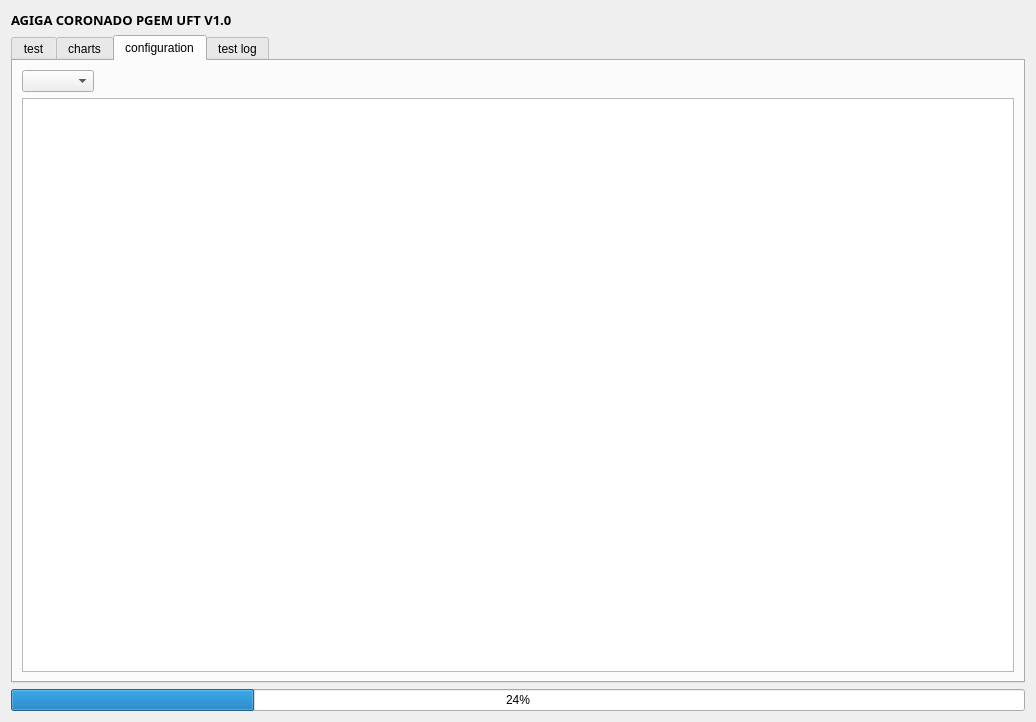
This is src/UFT_GUI/UFT_Ui.ui in fanmuzhi/UFT as Qt 5 draws it before an edit. The edited form follows.
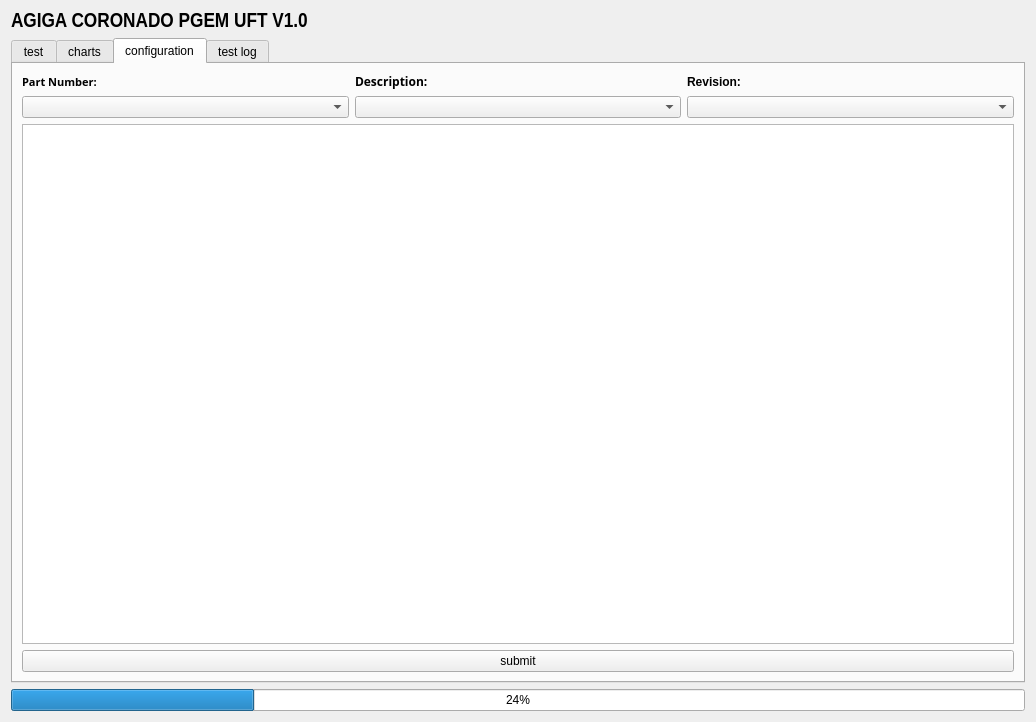
This is the edited form. The open tabs and pages were chosen to show the change. Custom widgets are drawn as their Qt base class.

```diff
--- a/src/UFT_GUI/UFT_Ui.ui
+++ b/src/UFT_GUI/UFT_Ui.ui
@@ -20,32 +20,23 @@
    <string>Form</string>
   </property>
   <layout class="QGridLayout" name="gridLayout">
-   <item row="0" column="0">
-    <widget class="QLabel" name="label">
-     <property name="font">
-      <font>
-       <family>Arial Unicode MS</family>
-       <pointsize>10</pointsize>
-       <weight>75</weight>
-       <bold>true</bold>
-       <underline>false</underline>
-      </font>
+   <item row="3" column="0">
+    <widget class="QProgressBar" name="progressBar">
+     <property name="enabled">
+      <bool>true</bool>
      </property>
-     <property name="autoFillBackground">
-      <bool>false</bool>
+     <property name="value">
+      <number>24</number>
      </property>
-     <property name="text">
-      <string>AGIGA CORONADO PGEM UFT V1.0</string>
-     </property>
-     <property name="textFormat">
-      <enum>Qt::AutoText</enum>
+     <property name="textVisible">
+      <bool>true</bool>
      </property>
     </widget>
    </item>
    <item row="1" column="0">
     <widget class="QTabWidget" name="tabWidget">
      <property name="currentIndex">
-      <number>0</number>
+      <number>2</number>
      </property>
      <widget class="QWidget" name="info">
       <attribute name="title">
@@ -222,16 +213,22 @@
             <string>item picture</string>
            </property>
            <layout class="QGridLayout" name="gridLayout_7">
-            <item row="0" column="0">
-             <widget class="QFrame" name="frame">
-              <property name="autoFillBackground">
-               <bool>true</bool>
+            <item row="0" column="0" alignment="Qt::AlignHCenter|Qt::AlignVCenter">
+             <widget class="QLabel" name="imageLabel">
+              <property name="sizePolicy">
+               <sizepolicy hsizetype="Maximum" vsizetype="Maximum">
+                <horstretch>0</horstretch>
+                <verstretch>0</verstretch>
+               </sizepolicy>
               </property>
-              <property name="frameShape">
-               <enum>QFrame::StyledPanel</enum>
+              <property name="minimumSize">
+               <size>
+                <width>400</width>
+                <height>400</height>
+               </size>
               </property>
-              <property name="frameShadow">
-               <enum>QFrame::Raised</enum>
+              <property name="text">
+               <string>TextLabel</string>
               </property>
              </widget>
             </item>
@@ -297,48 +294,80 @@
       <attribute name="title">
        <string>configuration</string>
       </attribute>
-      <layout class="QGridLayout" name="gridLayout_4">
+      <layout class="QGridLayout" name="gridLayout_9">
        <item row="0" column="0">
-        <layout class="QVBoxLayout" name="verticalLayout_4">
-         <item>
-          <layout class="QHBoxLayout" name="horizontalLayout_2">
-           <item>
-            <widget class="QComboBox" name="comboBox"/>
-           </item>
-           <item>
-            <spacer name="horizontalSpacer">
-             <property name="orientation">
-              <enum>Qt::Horizontal</enum>
-             </property>
-             <property name="sizeHint" stdset="0">
-              <size>
-               <width>40</width>
-               <height>20</height>
-              </size>
-             </property>
-            </spacer>
-           </item>
-          </layout>
+        <layout class="QGridLayout" name="gridLayout_4">
+         <item row="0" column="0">
+          <widget class="QLabel" name="label_6">
+           <property name="font">
+            <font>
+             <family>Arial Unicode MS</family>
+             <pointsize>8</pointsize>
+             <weight>75</weight>
+             <bold>true</bold>
+            </font>
+           </property>
+           <property name="text">
+            <string>Part Number: </string>
+           </property>
+          </widget>
          </item>
-         <item>
-          <widget class="QTableWidget" name="tableWidget"/>
+         <item row="0" column="1">
+          <widget class="QLabel" name="label_7">
+           <property name="font">
+            <font>
+             <family>Arial Unicode MS</family>
+             <weight>75</weight>
+             <bold>true</bold>
+            </font>
+           </property>
+           <property name="text">
+            <string>Description: </string>
+           </property>
+          </widget>
+         </item>
+         <item row="0" column="2">
+          <widget class="QLabel" name="label_8">
+           <property name="font">
+            <font>
+             <family>Arial</family>
+             <weight>75</weight>
+             <bold>true</bold>
+            </font>
+           </property>
+           <property name="text">
+            <string>Revision: </string>
+           </property>
+          </widget>
+         </item>
+         <item row="1" column="0">
+          <widget class="QComboBox" name="partNum_comboBox"/>
+         </item>
+         <item row="1" column="1">
+          <widget class="QComboBox" name="description_comboBox"/>
+         </item>
+         <item row="1" column="2">
+          <widget class="QComboBox" name="revision_comboBox"/>
          </item>
         </layout>
        </item>
-      </layout>
-     </widget>
-     <widget class="QWidget" name="tab">
-      <attribute name="title">
-       <string>test log</string>
-      </attribute>
-      <layout class="QGridLayout" name="gridLayout_5">
        <item row="1" column="0">
+        <widget class="QTableView" name="test_item_tableView"/>
+       </item>
+       <item row="2" column="0">
         <widget class="QPushButton" name="submit_pushButton">
          <property name="text">
           <string>submit</string>
          </property>
         </widget>
        </item>
+      </layout>
+     </widget>
+     <widget class="QWidget" name="tab">
+      <attribute name="title">
+       <string>test log</string>
+      </attribute>
+      <layout class="QGridLayout" name="gridLayout_5">
        <item row="0" column="0">
         <widget class="QTableView" name="tableView">
          <property name="editTriggers">
@@ -350,16 +379,25 @@
      </widget>
     </widget>
    </item>
-   <item row="2" column="0">
-    <widget class="QProgressBar" name="progressBar">
-     <property name="enabled">
-      <bool>true</bool>
+   <item row="0" column="0">
+    <widget class="QLabel" name="label">
+     <property name="font">
+      <font>
+       <family>Arial Narrow</family>
+       <pointsize>16</pointsize>
+       <weight>75</weight>
+       <bold>true</bold>
+       <underline>false</underline>
+      </font>
      </property>
-     <property name="value">
-      <number>24</number>
+     <property name="autoFillBackground">
+      <bool>false</bool>
      </property>
-     <property name="textVisible">
-      <bool>true</bool>
+     <property name="text">
+      <string>AGIGA CORONADO PGEM UFT V1.0</string>
+     </property>
+     <property name="textFormat">
+      <enum>Qt::AutoText</enum>
      </property>
     </widget>
    </item>
```
Left out of the diff: 4 changed lines with no effect on the pictures.
